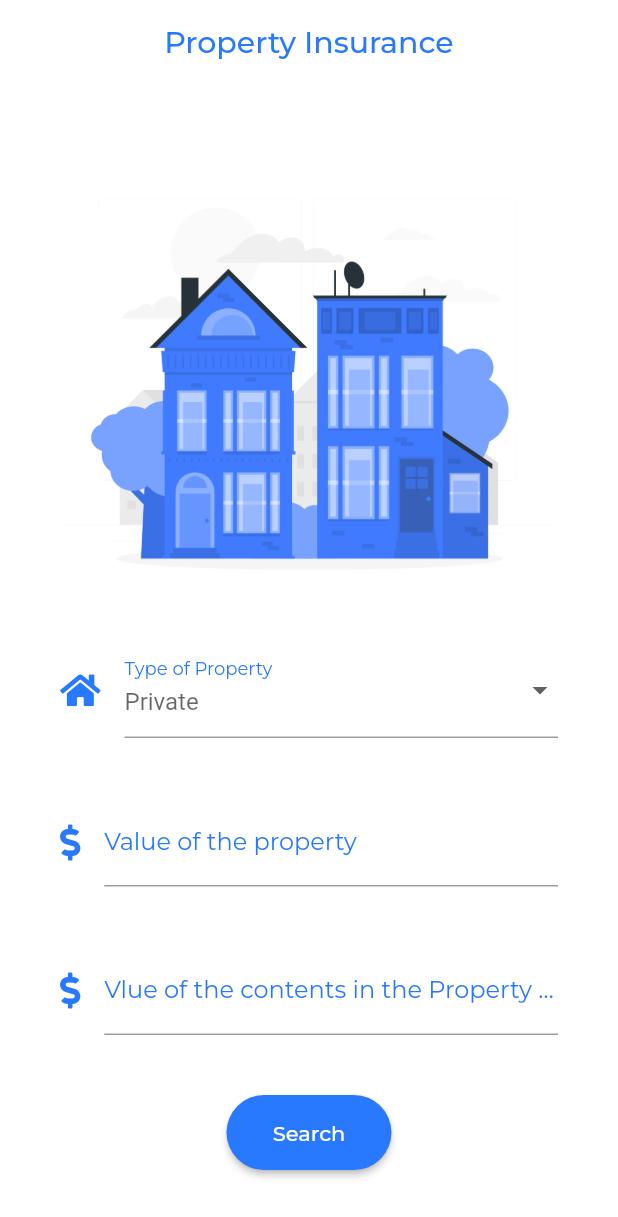
After one commit to TheNjengaKarori/allied, a Flutter app: the Home screen opened directly, after a tap on "Property", on a phone screen of 412 x 824 dp. The commit adds this screen. Shown: the top 1217 px of the screen. Run offline on Flutter 3.47's test engine with Material 2 defaults, Android fonts, the phone set to English and light mode, and no system bars; drawn by our look-alikes of flutter_form_builder; our stand-ins replace font_awesome_flutter, google_fonts; missing offline and left inert: flutter_phone_direct_caller.

Commit message:
finished property ui

```diff
--- /dev/null
+++ b/lib/categories/property.dart
@@ -0,0 +1,139 @@
+import 'package:allied/compare.dart';
+import 'package:flutter/material.dart';
+import 'package:flutter/services.dart';
+import 'package:flutter_form_builder/flutter_form_builder.dart';
+import 'package:font_awesome_flutter/font_awesome_flutter.dart';
+import 'package:google_fonts/google_fonts.dart';
+
+class Property extends StatefulWidget {
+  @override
+  _PropertyState createState() => _PropertyState();
+}
+
+class _PropertyState extends State<Property> {
+
+  var _property =[
+    "Private",
+    "Commercial",
+  ];
+  @override
+  Widget build(BuildContext context) {
+    return Scaffold(
+       backgroundColor:Colors.white,
+      resizeToAvoidBottomPadding: false,
+      appBar: AppBar(
+        backgroundColor:Colors.white,
+        title:Text('Property Insurance',
+        style: GoogleFonts.montserrat(
+          color:Colors.blueAccent[400]
+        ),
+        ),
+         centerTitle: true,
+        elevation:0.0,
+      ),
+      body: ListView(
+        padding: const EdgeInsets.all(40),
+        children: [
+         Image.asset(
+          'assets/home.png',
+          fit: BoxFit.cover,
+        ),
+        Column(
+          children: [
+            FormBuilder(
+           child: Column(children: [
+             FormBuilderDropdown(
+        attribute: 'property',
+        decoration: InputDecoration(
+          icon:FaIcon(FontAwesomeIcons.home,
+          color: Colors.blueAccent[400]
+          ),
+          labelText: 'Type of Property',
+         labelStyle: GoogleFonts.montserrat(
+            color: Colors.blueAccent[400]
+          ),
+           hintText: "Private",
+           hintStyle: TextStyle( color:Colors.blueAccent[400].withOpacity(0.6),fontStyle: FontStyle.italic)
+        ),
+
+        items: _property.map((_property) => DropdownMenuItem(
+          value: _property,
+          child: Text('$_property'),
+        )).toList()
+        ),
+        SizedBox(height:40),
+         TextFormField(
+        decoration: InputDecoration(
+         icon:FaIcon(FontAwesomeIcons.dollarSign,
+          color: Colors.blueAccent[400]
+          ),
+          labelText: "Value of the property",
+          labelStyle: GoogleFonts.montserrat(
+            color: Colors.blueAccent[400]
+          ),
+          fillColor: Colors.blueAccent[400],
+          focusedBorder:OutlineInputBorder(
+            borderSide: const BorderSide(
+              color: Colors.blueAccent,
+              width: 2.0),
+            borderRadius: BorderRadius.circular(25.0),
+          ),
+        ),
+         keyboardType:TextInputType.datetime,
+        inputFormatters: [FilteringTextInputFormatter.digitsOnly],
+      ),
+      SizedBox(height:40),
+         TextFormField(
+        decoration: InputDecoration(
+         icon:FaIcon(FontAwesomeIcons.dollarSign,
+          color: Colors.blueAccent[400]
+          ),
+          labelText: "Vlue of the contents in the Property (TV,Furniture, jewelery,etc)",
+          labelStyle: GoogleFonts.montserrat(
+            color: Colors.blueAccent[400]
+          ),
+          fillColor: Colors.blueAccent[400],
+          focusedBorder:OutlineInputBorder(
+            borderSide: const BorderSide(
+              color: Colors.blueAccent,
+              width: 2.0),
+            borderRadius: BorderRadius.circular(25.0),
+          ),
+        ),
+         keyboardType:TextInputType.datetime,
+        inputFormatters: [FilteringTextInputFormatter.digitsOnly],
+      ),
+
+      SizedBox(height: 40,),
+    Center(
+            child:ButtonTheme(
+              minWidth:110.0,
+              height:50.0,
+              child:RaisedButton(
+                shape:RoundedRectangleBorder(
+                  borderRadius:BorderRadius.circular(50.0),
+                ),
+                color:Colors.blueAccent[400],
+                onPressed: (){
+                 Navigator.push(context,
+                MaterialPageRoute(builder: (context)
+                    => Compare(),
+                 ),
+                   );
+                },
+                child: Text('Search',
+                style:GoogleFonts.montserrat(
+                  color:Colors.white
+                )),
+              ),
+            )
+          )
+           ],),
+          )
+          ],
+
+        )
+      ],),
+    );
+  }
+}
--- a/lib/home.dart
+++ b/lib/home.dart
@@ -1,4 +1,5 @@
 
+import 'package:allied/categories/property.dart';
 import 'package:allied/categories/vehicle..dart';
 import 'package:allied/claim.dart';
 import 'package:allied/medical.dart';
@@ -118,13 +119,19 @@ class _HomeState extends State<Home> {
               ),
               ),
               FlatButton(
-              onPressed: null,
+              onPressed:  (){
+                 Navigator.push(context,
+                MaterialPageRoute(builder: (context)
+                    => Property(),
+                 ),
+                   );
+                },
               child: Column(
                 children:<Widget>[
-                  FaIcon(FontAwesomeIcons.building,
+                  FaIcon(FontAwesomeIcons.home,
           color: Colors.blueAccent[400],size:40
           ),
-                  Text('Building',
+                  Text('Property',
                   style: GoogleFonts.montserrat(
                     color:Colors.blueAccent[400]
                   ),)
```
